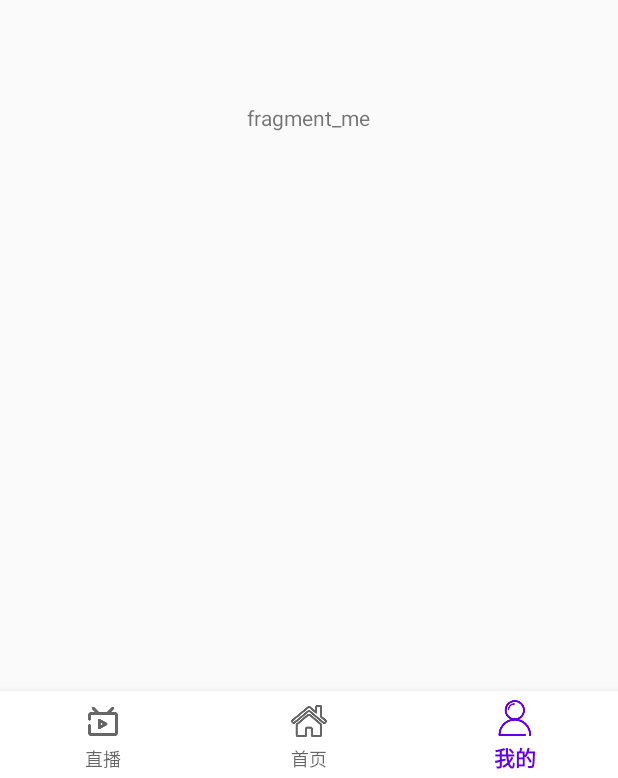
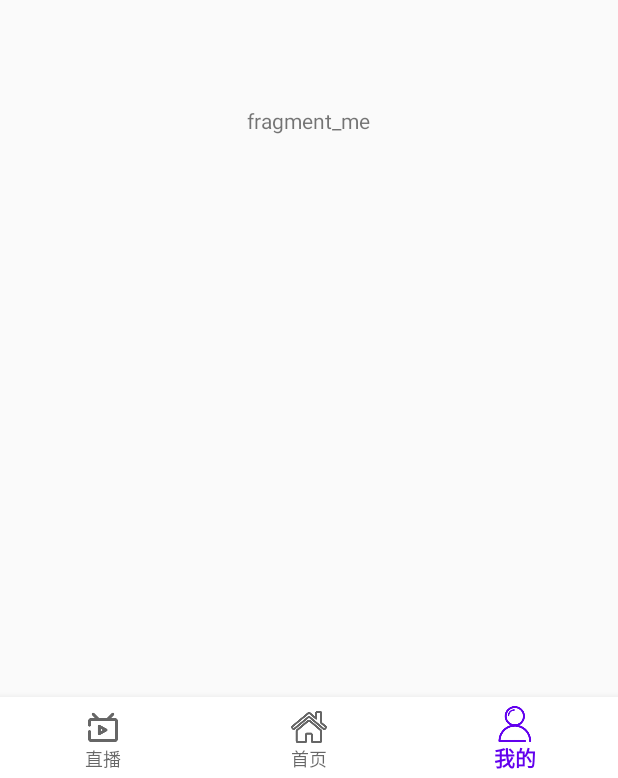
Before and after one commit to 0HongTao0/Live, an Android app: the screen it shows after launch (MainActivity), item 3 of the bottom bar chosen, on a phone screen of 412 x 824 dp. Shown: the part 455-1233 px from the top of the screen. Run offline under Robolectric (Android 15) with nearby library versions, the phone set to English and light mode, and no system bars; 5 statements that could not run were skipped.

Commit message:
adapt the main view in some phone

```diff
--- a/app/src/main/res/layout/activity_main.xml
+++ b/app/src/main/res/layout/activity_main.xml
@@ -1,21 +1,22 @@
 <?xml version="1.0" encoding="utf-8"?>
-<LinearLayout android:layout_width="match_parent"
+<RelativeLayout xmlns:android="http://schemas.android.com/apk/res/android"
+    xmlns:app="http://schemas.android.com/apk/res-auto"
+    android:layout_width="match_parent"
     android:layout_height="match_parent"
-    xmlns:app="http://schemas.android.com/apk/res-auto"
-    android:orientation="vertical"
-    xmlns:android="http://schemas.android.com/apk/res/android">
+    android:orientation="vertical">
 
     <androidx.viewpager2.widget.ViewPager2
         android:id="@+id/main_view_pager"
         android:layout_width="match_parent"
-        android:layout_height="0dp"
-        android:layout_weight="1"/>
+        android:layout_height="match_parent"
+        android:layout_above="@id/main_bottom_navigation_view" />
 
     <com.google.android.material.bottomnavigation.BottomNavigationView
         android:id="@+id/main_bottom_navigation_view"
         android:layout_width="match_parent"
-        app:menu="@menu/main_bottom_menu"
-        android:layout_height="60dp"
-        android:background="@color/colorWhite"/>
+        android:layout_height="wrap_content"
+        android:layout_alignParentBottom="true"
+        android:background="@color/colorWhite"
+        app:menu="@menu/main_bottom_menu" />
 
-</LinearLayout>
+</RelativeLayout>
--- a/app/src/main/res/values/styles.xml
+++ b/app/src/main/res/values/styles.xml
@@ -1,7 +1,8 @@
 <resources>
 
     <!-- Base application theme. -->
-    <style name="AppTheme" parent="Theme.AppCompat.Light.NoActionBar">
+    <style name="AppTheme" parent="Theme.AppCompat.Light">
+        <item name="windowNoTitle">true</item>
         <!-- Customize your theme here. -->
         <item name="colorPrimary">@color/colorPrimary</item>
         <item name="colorPrimaryDark">@color/colorPrimaryDark</item>
```
